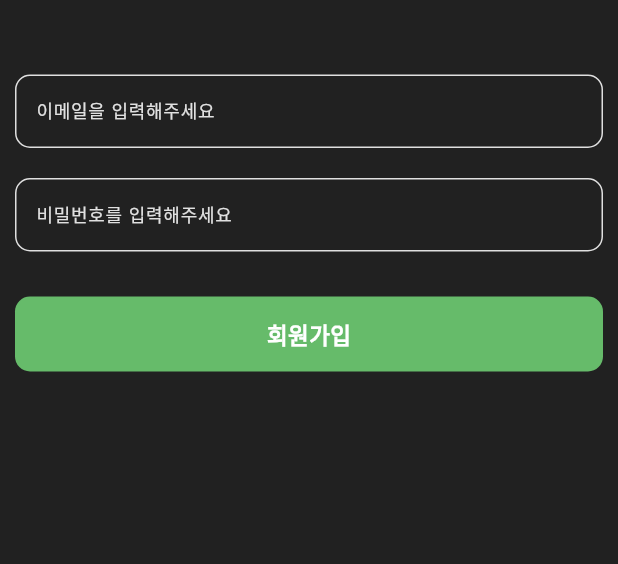
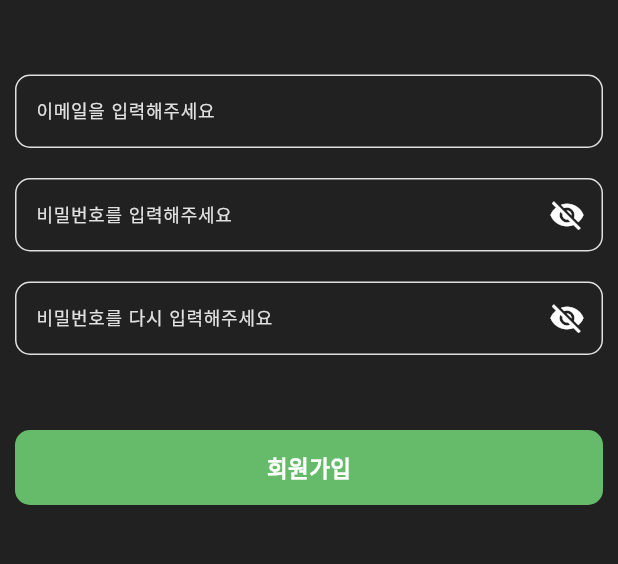
Before and after one commit to BUMDITBUL/BUMDITBUL_Flutter, a Flutter app: the JoinScreen screen opened directly, on a phone screen of 412 x 824 dp, the part 275-839 px from its top. Run offline on Flutter 3.47's test engine with Material 3 defaults, Android fonts, the phone set to English and light mode, and no system bars.

Commit message:
📑 :: [#4] 파일명 변경

```diff
--- a/lib/view/join_screen.dart
+++ b/lib/view/join_screen.dart
@@ -1,9 +1,9 @@
 import 'package:flutter/material.dart';
 
-import '../component/bumditbul_loginjoin_button.dart';
-import '../component/bumditbul_textfield.dart';
+import '../widget/bumditbul_loginjoin_button.dart';
+import '../widget//bumditbul_textfield.dart';
 import '../const/bumditbul_colors.dart';
-import '../widget/backarrow.dart';
+import '../component/backarrow.dart';
 
 class JoinScreen extends StatefulWidget {
   const JoinScreen({super.key});
@@ -15,11 +15,36 @@ class JoinScreen extends StatefulWidget {
 class _JoinScreenState extends State<JoinScreen> {
   final TextEditingController emailController = TextEditingController();
   final TextEditingController passwordController = TextEditingController();
+  final TextEditingController confirmController = TextEditingController();
+  String? errorMessage;
+
+  bool _isPasswordVisible = false;
+  bool _isConfirmVisible = false;
+
+  bool _validateEmail(String email) {
+    return RegExp(r'^[a-zA-Z0-9._%+-]+@[a-zA-Z0-9.-]+\.[a-zA-Z]{2,4}$').hasMatch(email);
+  }
+
+  void _join() {
+    Focus.of(context).unfocus();
+    setState(() {
+      bool isEmail = emailController.text.isEmpty || !_validateEmail(emailController.text);
+      bool isPassword = passwordController.text.isEmpty;
+      bool isConfirmPassword = confirmController.text.isEmpty || confirmController.text != passwordController.text;
+
+      if (isEmail || isPassword || isConfirmPassword) {
+        errorMessage = '입력하신 정보를 확인해주세요.';
+      } else {
+        errorMessage = null;
+      }
+    });
+  }
 
   @override
   void dispose() {
     emailController.dispose();
     passwordController.dispose();
+    confirmController.dispose();
     super.dispose();
   }
 
@@ -51,12 +76,47 @@ class _JoinScreenState extends State<JoinScreen> {
                 CustomTextField(
                   hintText: '비밀번호를 입력해주세요',
                   controller: passwordController,
-                  password: true,
+                  password: !_isPasswordVisible,
+                  suffixIcon: GestureDetector(
+                    onTap: () {
+                      setState(() {
+                        _isPasswordVisible = !_isPasswordVisible;
+                      });
+                    },
+                    child: Icon(
+                      _isPasswordVisible ? Icons.visibility : Icons.visibility_off,
+                      color: Colors.white,
+                    ),
+                  ),
                 ),
-                const SizedBox(height: 30),
+                const SizedBox(height: 20),
+                CustomTextField(
+                    hintText: '비밀번호를 다시 입력해주세요',
+                    controller: confirmController,
+                    password: !_isConfirmVisible,
+                  suffixIcon: GestureDetector(
+                    onTap: () {
+                      setState(() {
+                        _isConfirmVisible = !_isConfirmVisible;
+                      });
+                    },
+                    child: Icon(
+                      _isConfirmVisible ? Icons.visibility : Icons.visibility_off,
+                      color: Colors.white,
+                    ),
+                  )
+                ),
+                if (errorMessage != null) ...[
+                  const SizedBox(height: 20),
+                  Text(
+                    errorMessage!,
+                    style: TextStyle(color: BumditbulColors.green400, fontSize: 10),
+                  ),
+                ],
+                const SizedBox(height: 50),
                 LoginJoinButton(
                   onTap: () {
-                    // 로그인 버튼 동작
+                    _join();
                   },
                   text: '회원가입',
                 ),
--- a/lib/component/bumditbul_textfield.dart
+++ b/lib/widget/bumditbul_textfield.dart
@@ -6,12 +6,14 @@ class CustomTextField extends StatefulWidget {
   final String hintText;
   final TextEditingController? controller;
   final bool password;
+  final Widget? suffixIcon;
 
   const CustomTextField({
     super.key,
     required this.hintText,
     this.controller,
     required this.password,
+    this.suffixIcon,
   });
 
   @override
@@ -40,6 +42,7 @@ class _CustomTextFieldState extends State<CustomTextField> {
         disabledBorder: border,
         focusedErrorBorder: border,
         contentPadding: const EdgeInsets.symmetric(horizontal: 10, vertical: 15),
+        suffixIcon: widget.suffixIcon,
       ),
       keyboardType: TextInputType.text,
     );
```
Also changed, not shown: lib/view/login_screen.dart (+46 -14 lines), lib/component/backarrow.dart (renamed from lib/widget/backarrow.dart), lib/widget/bumditbul_appbar.dart (renamed from lib/component/bumditbul_appbar.dart), lib/widget/bumditbul_loginjoin_button.dart (renamed from lib/component/bumditbul_loginjoin_button.dart).
